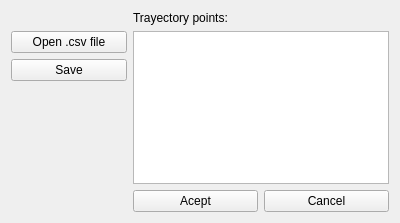
UviDTE-UviSpace/uvispace-main-controller, file uvispace/uvigui/loadfilesinterface.ui: the form before one commit.
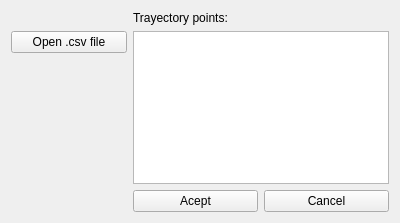
The form after the commit.

Commit message: Writed trajectory drawing function. Deleted save button from load_csv_interface

Diff of the .ui file:
```diff
--- a/uvispace/uvigui/loadfilesinterface.ui
+++ b/uvispace/uvigui/loadfilesinterface.ui
@@ -26,13 +26,6 @@
        </property>
       </widget>
      </item>
-     <item>
-      <widget class="QPushButton" name="button_save">
-       <property name="text">
-        <string>Save</string>
-       </property>
-      </widget>
-     </item>
     </layout>
    </item>
    <item row="2" column="0">
```
The commit also changes 4 other files.
